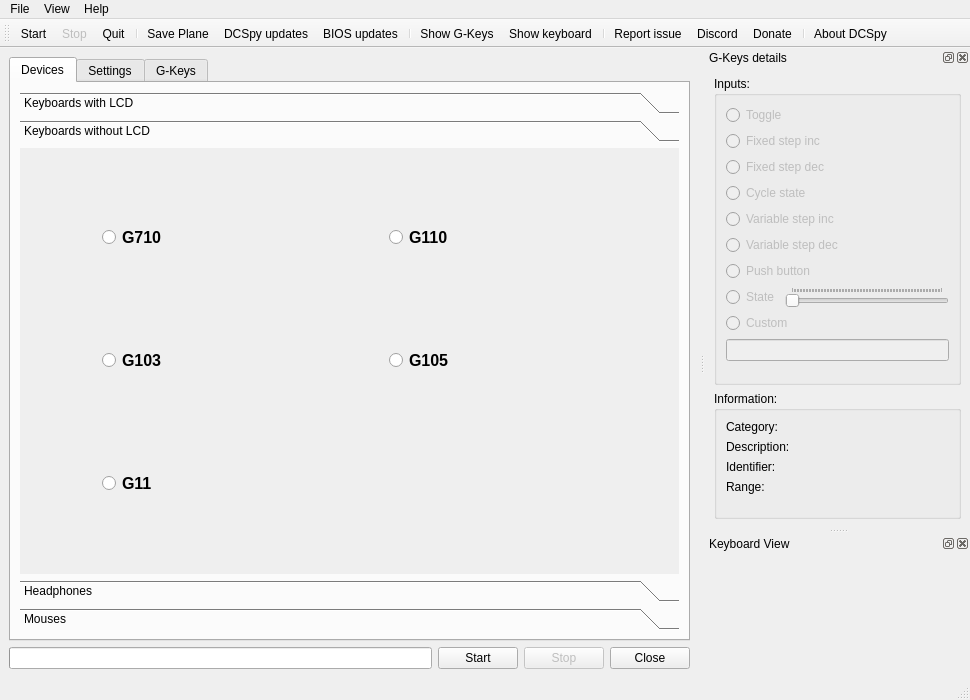
Above: dcspy/ui/qtdcs.ui from emcek/dcspy before the change. Below: the same form after it.
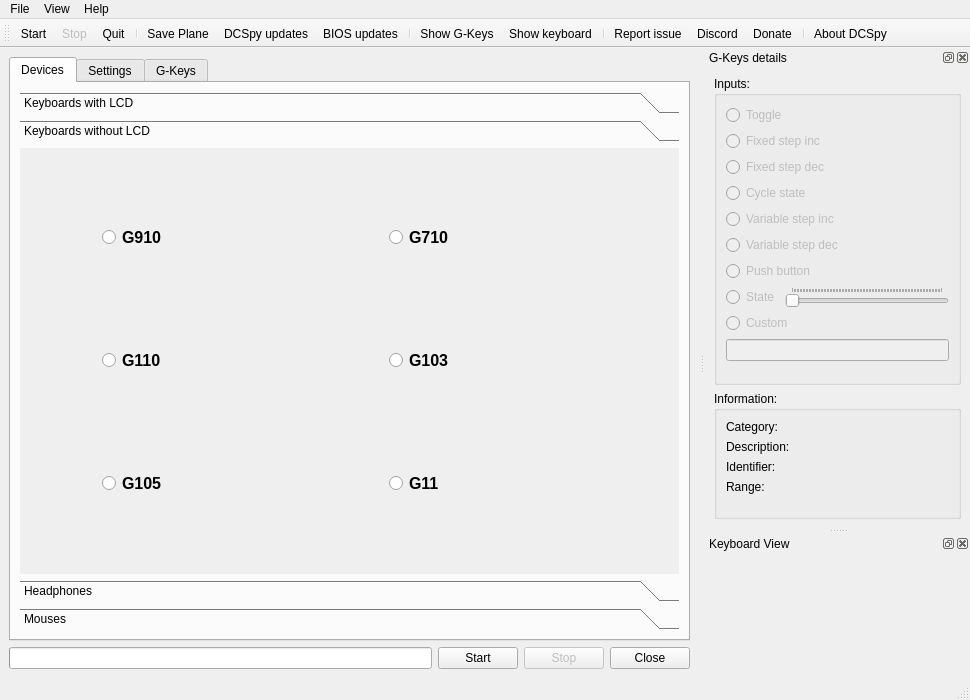
That is the form after the change. The open tabs and pages were chosen to show the change. Icons and pictures are not drawn.

What changed in the file:
```diff
--- a/dcspy/ui/qtdcs.ui
+++ b/dcspy/ui/qtdcs.ui
@@ -215,8 +215,8 @@
               <rect>
                <x>0</x>
                <y>0</y>
-               <width>146</width>
-               <height>105</height>
+               <width>657</width>
+               <height>396</height>
               </rect>
              </property>
              <attribute name="icon">
@@ -227,8 +227,8 @@
               <string>Keyboards without LCD</string>
              </attribute>
              <layout class="QGridLayout" name="gridLayout_12">
-              <item row="0" column="0">
-               <widget class="QRadioButton" name="rb_g710">
+              <item row="4" column="1">
+               <widget class="QRadioButton" name="rb_g11">
                 <property name="maximumSize">
                  <size>
                   <width>208</width>
@@ -242,7 +242,7 @@
                  </font>
                 </property>
                 <property name="text">
-                 <string>G710</string>
+                 <string>G11</string>
                 </property>
                 <property name="icon">
                  <iconset resource="../qtgui.qrc">
@@ -256,36 +256,7 @@
                 </property>
                </widget>
               </item>
-              <item row="0" column="1">
-               <widget class="QRadioButton" name="rb_g110">
-                <property name="maximumSize">
-                 <size>
-                  <width>208</width>
-                  <height>74</height>
-                 </size>
-                </property>
-                <property name="font">
-                 <font>
-                  <pointsize>12</pointsize>
-                  <bold>true</bold>
-                 </font>
-                </property>
-                <property name="text">
-                 <string>G110</string>
-                </property>
-                <property name="icon">
-                 <iconset resource="../qtgui.qrc">
-                  <normaloff>:/icons/img/G110.png</normaloff>:/icons/img/G110.png</iconset>
-                </property>
-                <property name="iconSize">
-                 <size>
-                  <width>123</width>
-                  <height>90</height>
-                 </size>
-                </property>
-               </widget>
-              </item>
-              <item row="1" column="0">
+              <item row="3" column="1">
                <widget class="QRadioButton" name="rb_g103">
                 <property name="maximumSize">
                  <size>
@@ -314,7 +285,7 @@
                 </property>
                </widget>
               </item>
-              <item row="1" column="1">
+              <item row="4" column="0">
                <widget class="QRadioButton" name="rb_g105">
                 <property name="maximumSize">
                  <size>
@@ -343,8 +314,8 @@
                 </property>
                </widget>
               </item>
-              <item row="2" column="0">
-               <widget class="QRadioButton" name="rb_g11">
+              <item row="1" column="0">
+               <widget class="QRadioButton" name="rb_g910">
                 <property name="maximumSize">
                  <size>
                   <width>208</width>
@@ -358,11 +329,69 @@
                  </font>
                 </property>
                 <property name="text">
-                 <string>G11</string>
+                 <string>G910</string>
                 </property>
                 <property name="icon">
                  <iconset resource="../qtgui.qrc">
-                  <normaloff>:/icons/img/G11.png</normaloff>:/icons/img/G11.png</iconset>
+                  <normaloff>:/icons/img/G910.png</normaloff>:/icons/img/G910.png</iconset>
+                </property>
+                <property name="iconSize">
+                 <size>
+                  <width>123</width>
+                  <height>90</height>
+                 </size>
+                </property>
+               </widget>
+              </item>
+              <item row="1" column="1">
+               <widget class="QRadioButton" name="rb_g710">
+                <property name="maximumSize">
+                 <size>
+                  <width>208</width>
+                  <height>74</height>
+                 </size>
+                </property>
+                <property name="font">
+                 <font>
+                  <pointsize>12</pointsize>
+                  <bold>true</bold>
+                 </font>
+                </property>
+                <property name="text">
+                 <string>G710</string>
+                </property>
+                <property name="icon">
+                 <iconset resource="../qtgui.qrc">
+                  <normaloff>:/icons/img/G710.png</normaloff>:/icons/img/G710.png</iconset>
+                </property>
+                <property name="iconSize">
+                 <size>
+                  <width>123</width>
+                  <height>90</height>
+                 </size>
+                </property>
+               </widget>
+              </item>
+              <item row="3" column="0">
+               <widget class="QRadioButton" name="rb_g110">
+                <property name="maximumSize">
+                 <size>
+                  <width>208</width>
+                  <height>74</height>
+                 </size>
+                </property>
+                <property name="font">
+                 <font>
+                  <pointsize>12</pointsize>
+                  <bold>true</bold>
+                 </font>
+                </property>
+                <property name="text">
+                 <string>G110</string>
+                </property>
+                <property name="icon">
+                 <iconset resource="../qtgui.qrc">
+                  <normaloff>:/icons/img/G110.png</normaloff>:/icons/img/G110.png</iconset>
                 </property>
                 <property name="iconSize">
                  <size>
```
Left out of the diff: 6 changed lines with no effect on the pictures.
